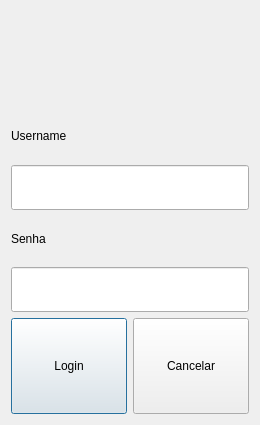
First picture: the form in BibliotecaQT/logindlg.ui, repository andersori/Projeto-BD, before the edit.
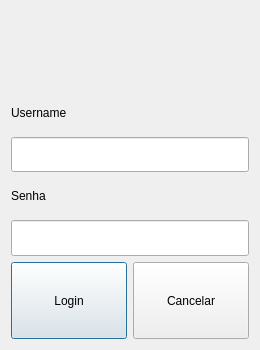
Second picture: the form after the edit.

```diff
--- a/BibliotecaQT/logindlg.ui
+++ b/BibliotecaQT/logindlg.ui
@@ -7,19 +7,19 @@
     <x>0</x>
     <y>0</y>
     <width>260</width>
-    <height>425</height>
+    <height>350</height>
    </rect>
   </property>
   <property name="minimumSize">
    <size>
     <width>260</width>
-    <height>425</height>
+    <height>350</height>
    </size>
   </property>
   <property name="maximumSize">
    <size>
     <width>260</width>
-    <height>425</height>
+    <height>350</height>
    </size>
   </property>
   <property name="windowTitle">
```
Left out of the diff: 3 changed lines with no effect on the pictures.
